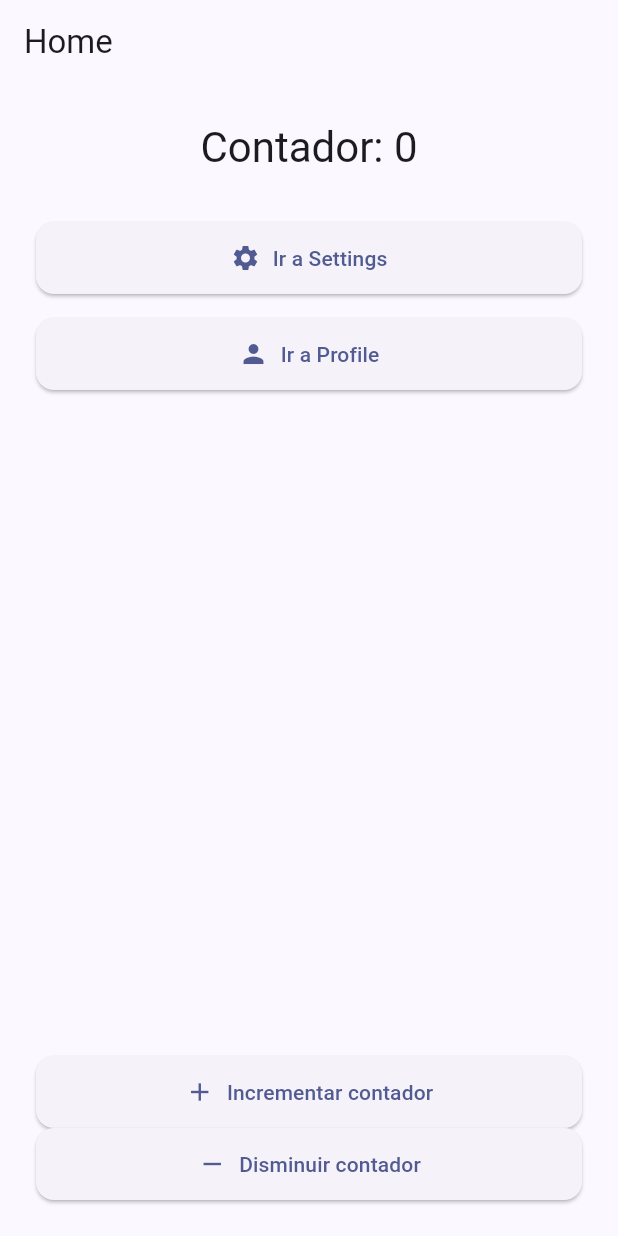
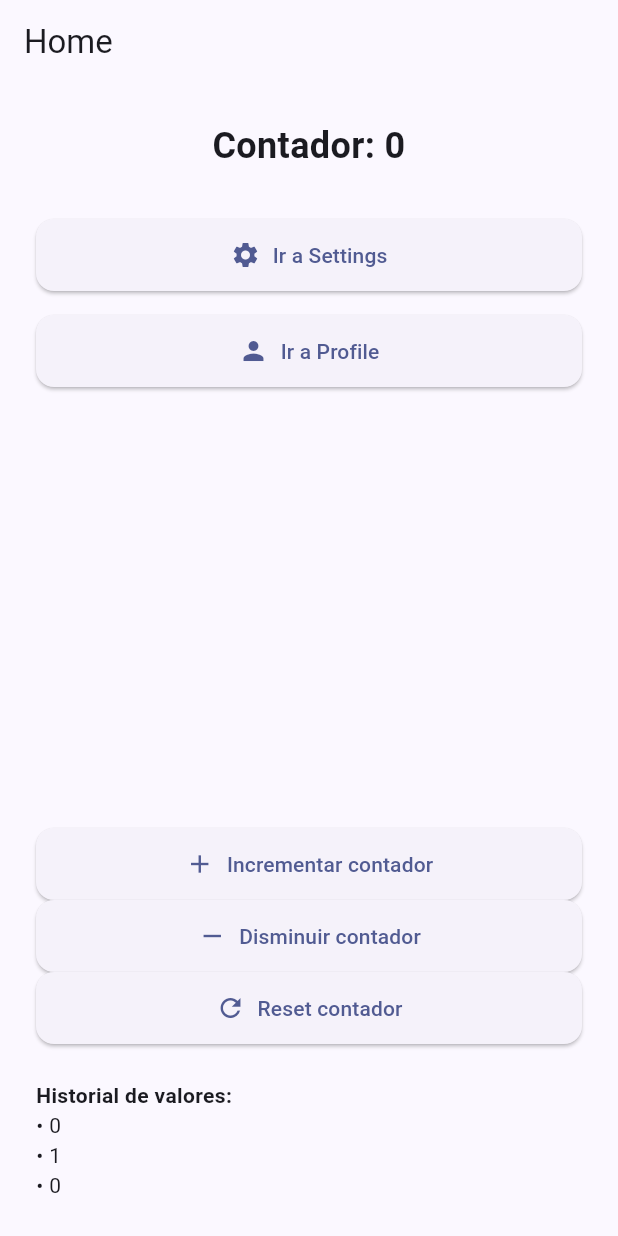
Before and after one commit to DouzZ4/Talleres, a Flutter app: the screen it shows after launch, after a tap on "Incrementar contador", after a tap on "Disminuir contador", on a phone screen of 412 x 824 dp. Run offline on Flutter 3.47's test engine with Material 3 defaults, Android fonts, the phone set to English and light mode, and no system bars; our stand-ins replace get_it, rxdart.

Commit message:
rxdart en funcion

```diff
--- a/lib/core/service_locator.dart
+++ b/lib/core/service_locator.dart
@@ -1,6 +1,8 @@
 import 'package:get_it/get_it.dart';
 import '../features/home/data/counter_repository_impl.dart';
 import '../features/home/domain/usecases/increment_counter.dart';
+import '../features/home/domain/usecases/decrement_counter.dart';
+import '../features/home/presentation/viewmodels/counter_rx_viewmodel.dart';
 
 final sl = GetIt.instance;
 
@@ -14,4 +16,14 @@ Future<void> setupLocator() async {
   sl.registerLazySingleton<IncrementCounter>(
     () => IncrementCounter(sl<CounterRepositoryImpl>()),
     );
+
+  // Register the DecrementCounter use case
+  sl.registerLazySingleton<DecrementCounter>(
+    () => DecrementCounter(sl<CounterRepositoryImpl>()),
+    );
+
+  sl.registerLazySingleton<CounterRxViewmodel>(
+    () => CounterRxViewmodel(sl<IncrementCounter>(), sl<DecrementCounter>()),
+  );
+
 }
--- a/lib/features/home/domain/usecases/decrement_counter.dart
+++ b/lib/features/home/domain/usecases/decrement_counter.dart
@@ -1,5 +1,13 @@
+import '../entities/counter.dart';
+import '../../data/counter_repository_impl.dart';
+
 class DecrementCounter {
-  void call(int currentValue, void Function(int) updateValue) {
-    updateValue(currentValue - 1);
+  final CounterRepositoryImpl _repo;
+  DecrementCounter(this._repo);
+
+  Counter call() {
+    _repo.DecrementCounter();
+    final newValue = _repo.getCurrent();
+    return Counter(newValue);
   }
 }
--- a/lib/features/home/presentation/screens/home_screen.dart
+++ b/lib/features/home/presentation/screens/home_screen.dart
@@ -1,14 +1,14 @@
 import 'package:flutter/material.dart';
 import 'package:provider/provider.dart';
 import '../../../../shared/widgets/custom_button.dart';
-import '../viewmodels/counter_viewmodel.dart';
+import '../viewmodels/counter_rx_viewmodel.dart';
 
 class HomePage extends StatelessWidget {
   const HomePage({super.key});
 
   @override
   Widget build(BuildContext context) {
-    final counter = context.watch<CounterViewModel>().counter;
+    final counter = context.watch<CounterRxViewmodel>();
 
     return Scaffold(
       appBar: AppBar(title: const Text('Home')),
@@ -17,10 +17,15 @@ class HomePage extends StatelessWidget {
         child: Column(
           crossAxisAlignment: CrossAxisAlignment.stretch,
           children: [
-            Text(
-              'Contador: $counter',
-              style: Theme.of(context).textTheme.headlineMedium,
-              textAlign: TextAlign.center,
+            StreamBuilder<int>(
+              stream: counter.counterStream,
+              initialData: 0,
+              builder:
+              (_, snapshot) => Text(
+                'Contador: ${snapshot.data}',
+                style: const TextStyle(fontSize: 24, fontWeight: FontWeight.bold),
+                textAlign: TextAlign.center,
+              ),
             ),
             const SizedBox(height: 32),
             CustomButton(
@@ -38,16 +43,37 @@ class HomePage extends StatelessWidget {
             CustomButton(
               label: 'Incrementar contador',
               icon: Icons.add,
-              onPressed: () => context.read<CounterViewModel>().increment(),
+              onPressed: () => counter.increment(),
             ),
             CustomButton(
               label: 'Disminuir contador',
               icon: Icons.remove,
-              onPressed: () => context.read<CounterViewModel>().decrement(),
+              onPressed: () => counter.decrement(),
+            ),
+            CustomButton(
+              label: 'Reset contador',
+              icon: Icons.refresh,
+              onPressed: () => counter.reset(),
+            ),
+            const SizedBox(height: 24),
+            StreamBuilder<List<int>>(
+              stream: counter.historyStream,
+              initialData: const [0],
+              builder: (_, snapshot) {
+                final history = snapshot.data ?? [];
+                return Column(
+                  crossAxisAlignment: CrossAxisAlignment.start,
+                  children: [
+                    const Text('Historial de valores:', style: TextStyle(fontWeight: FontWeight.bold)),
+                    ...history.reversed.map((v) => Text('• $v')).toList(),
+                  ],
+                );
+              },
             ),
           ],
         ),
       ),
     );
   }
+
 }
--- /dev/null
+++ b/lib/features/home/presentation/viewmodels/counter_rx_viewmodel.dart
@@ -0,0 +1,51 @@
+import 'package:rxdart/rxdart.dart';
+import '../../domain/usecases/increment_counter.dart';
+import '../../domain/usecases/decrement_counter.dart';
+
+class CounterRxViewmodel {
+  CounterRxViewmodel(this._incrementUseCase, this._decrementUseCase) {
+    _counterSubject.add(0);
+    _history.add(0);
+    _historySubject.add(List.unmodifiable(_history));
+  }
+
+  final IncrementCounter _incrementUseCase;
+  final DecrementCounter _decrementUseCase;
+
+  final _counterSubject = BehaviorSubject<int>();
+  Stream<int> get counterStream => _counterSubject.stream;
+
+  final List<int> _history = [];
+  final _historySubject = BehaviorSubject<List<int>>();
+  Stream<List<int>> get historyStream => _historySubject.stream;
+
+  void _addToHistory(int value) {
+    if (_history.length == 5) {
+      _history.removeAt(0);
+    }
+    _history.add(value);
+    _historySubject.add(List.unmodifiable(_history));
+  }
+
+  void increment() {
+    final newValue = _incrementUseCase().value;
+    _counterSubject.add(newValue);
+    _addToHistory(newValue);
+  }
+
+  void decrement() {
+    final newValue = _decrementUseCase().value;
+    _counterSubject.add(newValue);
+    _addToHistory(newValue);
+  }
+
+  void reset() {
+    _counterSubject.add(0);
+    _addToHistory(0);
+  }
+
+  void dispose() {
+    _counterSubject.close();
+    _historySubject.close();
+  }
+}
--- a/lib/main.dart
+++ b/lib/main.dart
@@ -1,14 +1,15 @@
 import 'package:flutter/material.dart';
 import 'package:provider/provider.dart';
+
+import 'core/service_locator.dart';
 import 'package:taller_practico1/features/home/presentation/screens/home_screen.dart';
 import 'package:taller_practico1/features/profile/presentation/screens/profile_screen.dart';
 import 'package:taller_practico1/features/settings/presentation/screens/settings_screen.dart';
-import 'core/service_locator.dart';
-import 'features/home/presentation/viewmodels/counter_viewmodel.dart';
+import 'features/home/presentation/viewmodels/counter_rx_viewmodel.dart';
 
 void main() async {
   WidgetsFlutterBinding.ensureInitialized();
-  await setupLocator(); // ← registra dependencias
+  await setupLocator();
   runApp(const MyApp());
 }
 
@@ -17,9 +18,9 @@ class MyApp extends StatelessWidget {
 
   @override
   Widget build(BuildContext context) {
-    // Obtenemos el caso de uso desde GetIt y lo pasamos al ViewModel
-    return ChangeNotifierProvider(
-      create: (_) => CounterViewModel(sl()), // sl() == sl<IncrementCounter>()
+    return Provider<CounterRxViewmodel>(
+      create: (_) => sl<CounterRxViewmodel>(),
+      dispose: (_, vm) => vm.dispose(),
       child: MaterialApp(
         title: 'Taller Flutter Escalado',
         debugShowCheckedModeBanner: false,
@@ -31,6 +32,6 @@ class MyApp extends StatelessWidget {
           '/profile': (_) => const ProfileScreen(),
         },
       ),
-    ); // MaterialApp
-  } // ChangeNotifierProvider
+    );
+  }
 }
--- a/pubspec.yaml
+++ b/pubspec.yaml
@@ -32,6 +32,7 @@ dependencies:
     sdk: flutter
   provider: ^6.1.0
   get_it: ^7.6.4
+  rxdart: ^0.28.0
 
   # The following adds the Cupertino Icons font to your application.
   # Use with the CupertinoIcons class for iOS style icons.
```
Also changed, not shown: pubspec.lock.
